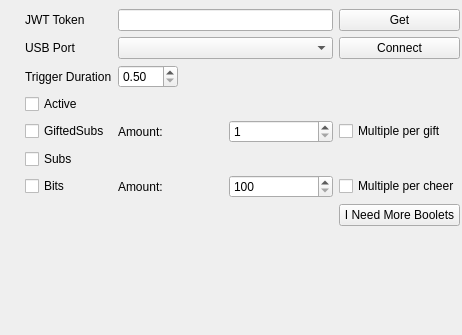
The window that main.ui (ZiedYT/zoils-gun-private) describes before a commit, drawn with Qt 5.
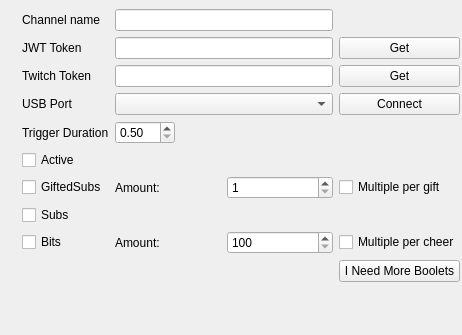
The same window after the commit.

Commit message: also uses twitch token for bulk gift purchase

Diff of the .ui file:
```diff
--- a/main.ui
+++ b/main.ui
@@ -23,34 +23,139 @@
     </rect>
    </property>
    <layout class="QGridLayout" name="gridLayout_2">
-    <item row="0" column="2">
-     <widget class="QLineEdit" name="lineEdit_token">
-      <property name="echoMode">
-       <enum>QLineEdit::Password</enum>
+    <item row="2" column="3">
+     <widget class="QPushButton" name="pushButton_twitchtoken">
+      <property name="text">
+       <string>Get</string>
       </property>
      </widget>
     </item>
-    <item row="8" column="2">
-     <spacer name="verticalSpacer">
-      <property name="orientation">
-       <enum>Qt::Vertical</enum>
-      </property>
-      <property name="sizeHint" stdset="0">
-       <size>
-        <width>20</width>
-        <height>40</height>
-       </size>
-      </property>
-     </spacer>
+    <item row="3" column="2">
+     <widget class="QComboBox" name="comboBox_port"/>
     </item>
     <item row="1" column="1">
+     <widget class="QLabel" name="label_token">
+      <property name="text">
+       <string>JWT Token</string>
+      </property>
+     </widget>
+    </item>
+    <item row="9" column="3">
+     <widget class="QPushButton" name="pushButton_manual">
+      <property name="text">
+       <string>I Need More Boolets</string>
+      </property>
+     </widget>
+    </item>
+    <item row="3" column="1">
      <widget class="QLabel" name="label_2">
       <property name="text">
        <string>USB Port</string>
       </property>
      </widget>
     </item>
+    <item row="6" column="2">
+     <layout class="QHBoxLayout" name="horizontalLayout">
+      <item>
+       <widget class="QLabel" name="label_amountgifted">
+        <property name="text">
+         <string>Amount:</string>
+        </property>
+       </widget>
+      </item>
+      <item>
+       <widget class="QSpinBox" name="spinBox_amountgifted">
+        <property name="minimum">
+         <number>1</number>
+        </property>
+        <property name="maximum">
+         <number>200</number>
+        </property>
+       </widget>
+      </item>
+     </layout>
+    </item>
+    <item row="8" column="2">
+     <layout class="QHBoxLayout" name="horizontalLayout_2">
+      <item>
+       <widget class="QLabel" name="label_amountbits">
+        <property name="text">
+         <string>Amount:</string>
+        </property>
+       </widget>
+      </item>
+      <item>
+       <widget class="QSpinBox" name="spinBox_amountbits">
+        <property name="minimum">
+         <number>100</number>
+        </property>
+        <property name="maximum">
+         <number>500000</number>
+        </property>
+        <property name="singleStep">
+         <number>100</number>
+        </property>
+       </widget>
+      </item>
+     </layout>
+    </item>
+    <item row="5" column="1">
+     <widget class="QCheckBox" name="checkBox_active">
+      <property name="text">
+       <string>Active</string>
+      </property>
+     </widget>
+    </item>
     <item row="2" column="2">
+     <widget class="QLineEdit" name="lineEdit_twitchtoken">
+      <property name="echoMode">
+       <enum>QLineEdit::Password</enum>
+      </property>
+     </widget>
+    </item>
+    <item row="2" column="1">
+     <widget class="QLabel" name="label_twitchtoken">
+      <property name="text">
+       <string>Twitch Token</string>
+      </property>
+     </widget>
+    </item>
+    <item row="8" column="3">
+     <widget class="QCheckBox" name="checkBox_mutiplebits">
+      <property name="text">
+       <string>Multiple per cheer</string>
+      </property>
+     </widget>
+    </item>
+    <item row="6" column="1">
+     <widget class="QCheckBox" name="checkBox_gifted">
+      <property name="text">
+       <string>GiftedSubs</string>
+      </property>
+     </widget>
+    </item>
+    <item row="4" column="1">
+     <widget class="QLabel" name="label">
+      <property name="text">
+       <string>Trigger Duration</string>
+      </property>
+     </widget>
+    </item>
+    <item row="1" column="2">
+     <widget class="QLineEdit" name="lineEdit_token">
+      <property name="echoMode">
+       <enum>QLineEdit::Password</enum>
+      </property>
+     </widget>
+    </item>
+    <item row="1" column="0">
+     <widget class="QLabel" name="label_3">
+      <property name="text">
+       <string/>
+      </property>
+     </widget>
+    </item>
+    <item row="4" column="2">
      <widget class="QDoubleSpinBox" name="doubleSpinBox_duration">
       <property name="maximumSize">
        <size>
@@ -63,21 +168,41 @@
       </property>
      </widget>
     </item>
-    <item row="2" column="1">
-     <widget class="QLabel" name="label">
+    <item row="7" column="1">
+     <widget class="QCheckBox" name="checkBox_subs">
       <property name="text">
-       <string>Trigger Duration</string>
+       <string>Subs</string>
       </property>
      </widget>
     </item>
-    <item row="4" column="1">
-     <widget class="QCheckBox" name="checkBox_gifted">
+    <item row="8" column="1">
+     <widget class="QCheckBox" name="checkBox_bits">
       <property name="text">
-       <string>GiftedSubs</string>
+       <string>Bits</string>
       </property>
      </widget>
     </item>
     <item row="1" column="3">
+     <widget class="QPushButton" name="pushButton_token">
+      <property name="text">
+       <string>Get</string>
+      </property>
+     </widget>
+    </item>
+    <item row="10" column="2">
+     <spacer name="verticalSpacer">
+      <property name="orientation">
+       <enum>Qt::Vertical</enum>
+      </property>
+      <property name="sizeHint" stdset="0">
+       <size>
+        <width>20</width>
+        <height>40</height>
+       </size>
+      </property>
+     </spacer>
+    </item>
+    <item row="3" column="3">
      <widget class="QPushButton" name="pushButton_connect">
       <property name="text">
        <string>Connect</string>
@@ -85,113 +210,23 @@
      </widget>
     </item>
     <item row="6" column="3">
-     <widget class="QCheckBox" name="checkBox_mutiplebits">
-      <property name="text">
-       <string>Multiple per cheer</string>
-      </property>
-     </widget>
-    </item>
-    <item row="6" column="1">
-     <widget class="QCheckBox" name="checkBox_bits">
-      <property name="text">
-       <string>Bits</string>
-      </property>
-     </widget>
-    </item>
-    <item row="6" column="2">
-     <layout class="QHBoxLayout" name="horizontalLayout_2">
-      <item>
-       <widget class="QLabel" name="label_amountbits">
-        <property name="text">
-         <string>Amount:</string>
-        </property>
-       </widget>
-      </item>
-      <item>
-       <widget class="QSpinBox" name="spinBox_amountbits">
-        <property name="minimum">
-         <number>100</number>
-        </property>
-        <property name="maximum">
-         <number>500000</number>
-        </property>
-        <property name="singleStep">
-         <number>100</number>
-        </property>
-       </widget>
-      </item>
-     </layout>
-    </item>
-    <item row="5" column="1">
-     <widget class="QCheckBox" name="checkBox_subs">
-      <property name="text">
-       <string>Subs</string>
-      </property>
-     </widget>
-    </item>
-    <item row="4" column="3">
      <widget class="QCheckBox" name="checkBox_mutiplegifted">
       <property name="text">
        <string>Multiple per gift</string>
       </property>
      </widget>
     </item>
-    <item row="4" column="2">
-     <layout class="QHBoxLayout" name="horizontalLayout">
-      <item>
-       <widget class="QLabel" name="label_amountgifted">
-        <property name="text">
-         <string>Amount:</string>
-        </property>
-       </widget>
-      </item>
-      <item>
-       <widget class="QSpinBox" name="spinBox_amountgifted">
-        <property name="minimum">
-         <number>1</number>
-        </property>
-        <property name="maximum">
-         <number>200</number>
-        </property>
-       </widget>
-      </item>
-     </layout>
-    </item>
-    <item row="3" column="1">
-     <widget class="QCheckBox" name="checkBox_active">
-      <property name="text">
-       <string>Active</string>
-      </property>
-     </widget>
-    </item>
     <item row="0" column="1">
-     <widget class="QLabel" name="label_token">
+     <widget class="QLabel" name="label_name">
       <property name="text">
-       <string>JWT Token</string>
+       <string>Channel name</string>
       </property>
      </widget>
     </item>
-    <item row="1" column="2">
-     <widget class="QComboBox" name="comboBox_port"/>
-    </item>
-    <item row="0" column="3">
-     <widget class="QPushButton" name="pushButton_token">
-      <property name="text">
-       <string>Get</string>
-      </property>
-     </widget>
-    </item>
-    <item row="7" column="3">
-     <widget class="QPushButton" name="pushButton_manual">
-      <property name="text">
-       <string>I Need More Boolets</string>
-      </property>
-     </widget>
-    </item>
-    <item row="0" column="0">
-     <widget class="QLabel" name="label_3">
-      <property name="text">
-       <string>   </string>
+    <item row="0" column="2">
+     <widget class="QLineEdit" name="lineEdit_channelname">
+      <property name="echoMode">
+       <enum>QLineEdit::Normal</enum>
       </property>
      </widget>
     </item>
```
The commit also changes 16 other files.
